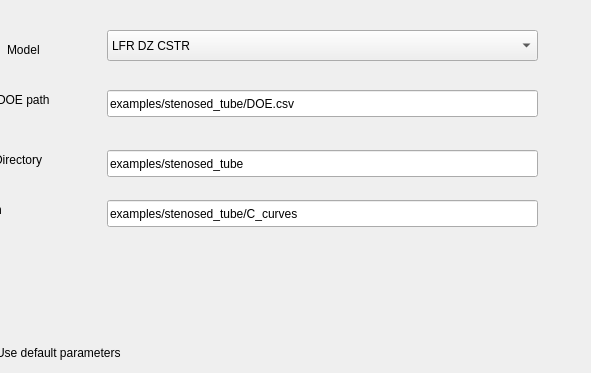
Above: src/transonic/Windows/ConfigSettings.ui from matmulmiller/TRANSONIC before the change; both pictures show x 103 to 694 and y 0 to 373 of the 694 by 610 pixel window. Below: the same form after it.
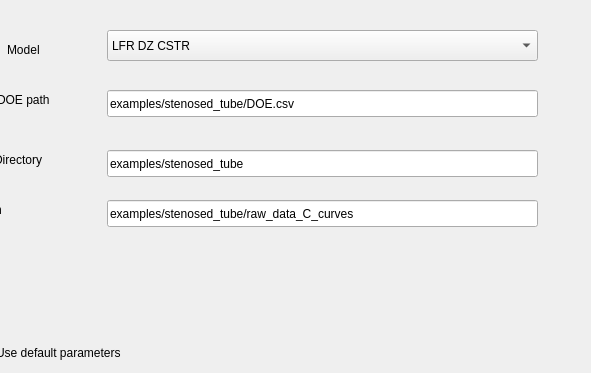
That is the form after the change.

```diff
--- a/src/transonic/Windows/ConfigSettings.ui
+++ b/src/transonic/Windows/ConfigSettings.ui
@@ -142,7 +142,7 @@
     </rect>
    </property>
    <property name="text">
-    <string>examples/stenosed_tube/C_curves</string>
+    <string>examples/stenosed_tube/raw_data_C_curves</string>
    </property>
   </widget>
   <widget class="QLabel" name="label_4">
```
